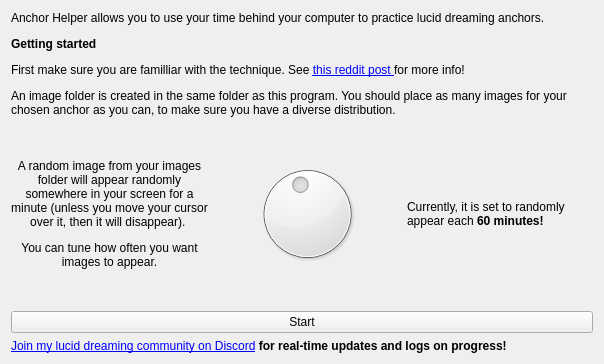
peterwilli/LucidDreamingAnchorHelper, file mainwindow.ui: the form before one commit.
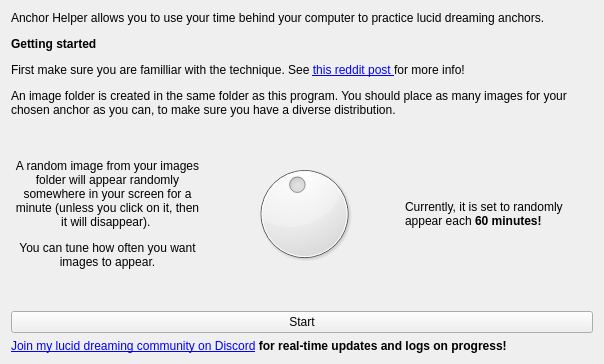
The form after the commit.

Commit message: added tags support

Patch:
```diff
--- a/mainwindow.ui
+++ b/mainwindow.ui
@@ -47,7 +47,7 @@
           <item>
            <widget class="QLabel" name="label_2">
             <property name="text">
-             <string>&lt;html&gt;&lt;head/&gt;&lt;body&gt;&lt;p align=&quot;center&quot;&gt;A random image from your images folder will appear randomly somewhere in your screen for a minute (unless you move your cursor over it, then it will disappear). &lt;/p&gt;&lt;p align=&quot;center&quot;&gt;You can tune how often you want images to appear.&lt;/p&gt;&lt;/body&gt;&lt;/html&gt;</string>
+             <string>&lt;html&gt;&lt;head/&gt;&lt;body&gt;&lt;p align=&quot;center&quot;&gt;A random image from your images folder will appear randomly somewhere in your screen for a minute (unless you click on it, then it will disappear). &lt;/p&gt;&lt;p align=&quot;center&quot;&gt;You can tune how often you want images to appear.&lt;/p&gt;&lt;/body&gt;&lt;/html&gt;</string>
             </property>
             <property name="wordWrap">
              <bool>true</bool>
```
The commit also changes 1 other file.
